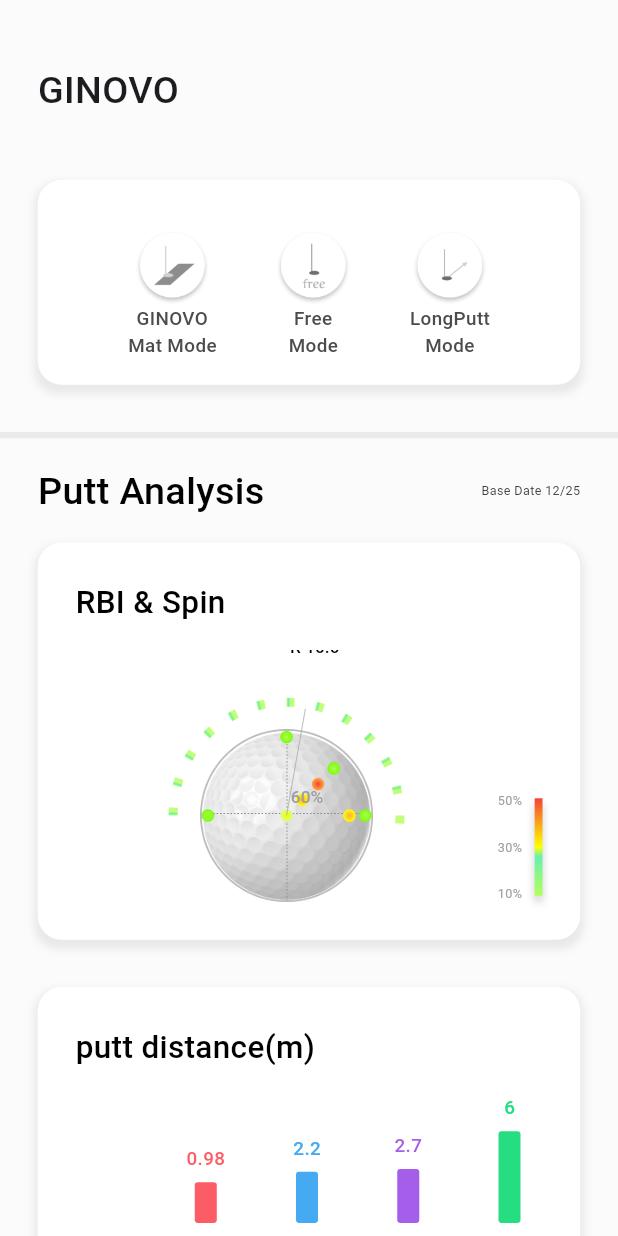
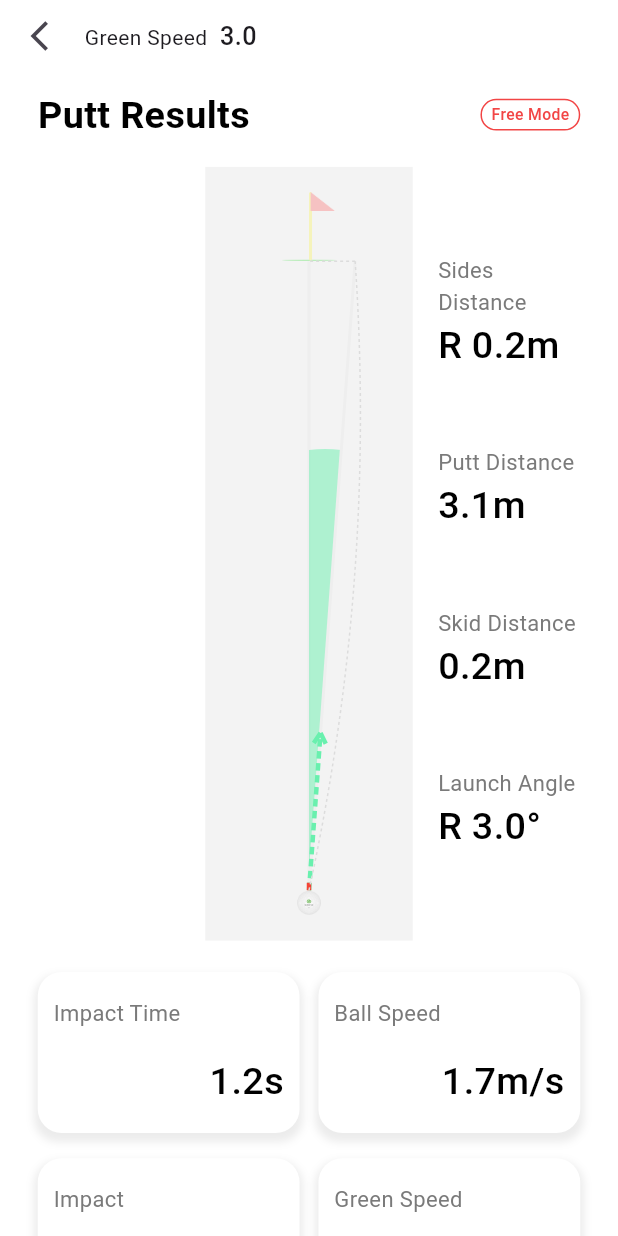
Before and after one commit to rkskdldl/ginovo_v2, a Flutter app: the screen it shows after launch, after a tap on an icon or button, on a phone screen of 412 x 824 dp. Run offline on Flutter 3.47's test engine with Material 3 defaults, Android fonts, the light colour scheme and no system bars; our stand-ins replace flutter_screenutil; missing offline and left inert: flutter_inappwebview; statements that could not run were skipped.

Commit message:
자유모드 페이지 및 기타 패널 파라미터화 완료

```diff
--- /dev/null
+++ b/lib/helper/free_calculator.dart
@@ -0,0 +1,38 @@
+
+import 'package:flutter_screenutil/flutter_screenutil.dart';
+import 'package:ginovo_result/helper/mat_calculator.dart';
+import 'package:vector_math/vector_math_64.dart';
+
+abstract class FreeCalculatorInterface{
+  //포인트 배열 변환
+  List<Vector2> translatePoints({required double height,required double width,required List<Vector2> points});
+  Vector2 calculatePos({ required double height,required double width, required Vector2 movedData});
+
+}
+
+
+class FreeCalculator implements FreeCalculatorInterface{
+  static FreeCalculator instance =  FreeCalculator();
+
+  static double convertWidth = 132;
+  // static double convertHeight = MatCalculator.convertHeight- 44.w;
+  static double convertHeight = 400;
+
+  @override
+  Vector2 calculatePos({required double height, required double width, required Vector2 movedData}) {
+    Vector2 transVector = Vector2((convertWidth/2) + movedData.x * (convertWidth/width),convertHeight - (movedData.y*(convertHeight/height)));
+    return Vector2(transVector.x.w, transVector.y.w);
+  }
+
+  @override
+  List<Vector2> translatePoints({required double height, required double width, required List<Vector2> points}) {
+    return points.map((e)=>calculatePos(height: height, width: width, movedData: e)).toList();
+  }
+
+
+
+
+
+
+
+}
--- a/lib/presentation/pages/home/home_page.dart
+++ b/lib/presentation/pages/home/home_page.dart
@@ -1,6 +1,7 @@
 import 'package:flutter/material.dart';
 import 'package:flutter_screenutil/flutter_screenutil.dart';
 import 'package:ginovo_result/main.dart';
+import 'package:ginovo_result/presentation/pages/result/free_result_page.dart';
 import 'package:ginovo_result/presentation/pages/result/mat_result_page.dart';
 import 'package:ginovo_result/presentation/widgets/ball_speed_panel.dart';
 import 'package:ginovo_result/presentation/widgets/data_panel.dart';
@@ -74,7 +75,26 @@
                     ));
                   },
                   freeModeOnClick: (){
-
+                    navigatorKey.currentState?.push(MaterialPageRoute(
+                        builder: (_)=>FreeResultPage(
+                          points: [vec.Vector2(0, 0), vec.Vector2(20,1200),],
+                          skidPoints: [vec.Vector2(0, 0), vec.Vector2(0,40),],
+                          greenSpeedTxt: '3.0',
+                          hittingTimeTxt: '1.2s',
+                          initialSpeedTxt: '1.7m/s',
+                          hittingAmountTxt: '0.04N',
+                          spinAxisAngle: -20,
+                          spinRPM: 300,
+                          hittingPos: Offset(-40, 10),
+                          spinType:  SpinType.top,
+                          putterLRAngle: 20.0,
+                          putterTBAngle: 15.0,
+                          gapDistanceTxt: "R 0.2m",
+                          puttingDistanceTxt: "3.1m",
+                          skidDistanceTxt: "0.2m",
+                          launchAngleTxt: "R 3.0°",
+                        )
+                    ));
                   },
                   longPuttOnClick: (){
                     navigatorKey.currentState?.push(MaterialPageRoute(
--- /dev/null
+++ b/lib/presentation/pages/result/free_result_page.dart
@@ -0,0 +1,208 @@
+import 'package:flutter/material.dart';
+import 'package:flutter_screenutil/flutter_screenutil.dart';
+import 'package:ginovo_result/helper/free_calculator.dart';
+import 'package:ginovo_result/helper/long_put_calculator.dart';
+import 'package:ginovo_result/presentation/widgets/free_mode_panel.dart';
+import 'package:ginovo_result/presentation/widgets/long_put_panel.dart';
+import 'package:ginovo_result/presentation/widgets/putter_panel.dart';
+import 'package:ginovo_result/presentation/widgets/rotation_panel.dart';
+import 'package:ginovo_result/presentation/widgets/web_3d_viewer.dart';
+import 'package:vector_math/vector_math_64.dart' as vec;
+import '../../../main.dart';
+import '../../widgets/data_panel.dart';
+class FreeResultPage extends StatefulWidget {
+  const FreeResultPage({
+    super.key,
+    required this.points,
+    required this.skidPoints,
+    required this.greenSpeedTxt,
+    required this.gapDistanceTxt,
+    required this.puttingDistanceTxt,
+    required this.skidDistanceTxt,
+    required this.launchAngleTxt,
+    required this.hittingTimeTxt,
+    required this.initialSpeedTxt,
+    required this.hittingAmountTxt,
+    required this.spinAxisAngle,
+    required this.spinRPM,
+    required this.hittingPos,
+    required this.spinType,
+    required this.putterLRAngle,
+    required this.putterTBAngle,
+  });
+  final List<vec.Vector2> points;
+  final List<vec.Vector2> skidPoints;
+  final String greenSpeedTxt;
+  final String gapDistanceTxt;
+  final String puttingDistanceTxt;
+  final String skidDistanceTxt;
+  final String launchAngleTxt;
+  final String hittingTimeTxt;
+  final String initialSpeedTxt;
+  final String hittingAmountTxt;
+  final double spinAxisAngle;
+  final int spinRPM;
+  final Offset hittingPos;
+  final SpinType spinType;
+  final double putterLRAngle;
+  final double putterTBAngle;
+  @override
+  State<FreeResultPage> createState() => _FreeResultPageState();
+}
+
+class _FreeResultPageState extends State<FreeResultPage> {
+  bool isTransPoints = false;
+  List<vec.Vector2> points = [];
+  List<vec.Vector2> skidPoints = [];
+
+  @override
+  void initState() {
+    WidgetsBinding.instance.addPostFrameCallback((e){
+      setState(() {
+        points =  FreeCalculator.instance.translatePoints(width: 90,height: widget.points.last.y, points: widget.points);
+        skidPoints =  FreeCalculator.instance.translatePoints(width: 90,height: widget.points.last.y, points: widget.skidPoints);
+        isTransPoints = true;
+      });
+    });
+    super.initState();
+  }
+
+  @override
+  Widget build(BuildContext context) {
+    return Scaffold(
+      backgroundColor: Colors.white,
+      body: SafeArea(
+        child: Container(
+          width: double.maxFinite,
+          height: double.maxFinite,
+          child: Column(
+            children: [
+              //#region 앱바 부분
+              Container(
+                child: Row(
+                  children: [
+                    SizedBox(width: 8.w,),
+                    IconButton(onPressed: (){
+                      navigatorKey.currentState?.pop();
+                    }, icon: Icon(Icons.arrow_back_ios)),
+                    Expanded(
+                      child: Row(
+                        crossAxisAlignment: CrossAxisAlignment.baseline,
+                        textBaseline: TextBaseline.alphabetic,
+                        children: [
+                          Text("Green Speed"),
+                          SizedBox(width: 8.w,),
+                          Align(
+                              alignment: Alignment.bottomRight,
+                              child: Text("${widget.greenSpeedTxt}",
+                                style: TextStyle(
+                                  fontWeight: FontWeight.w500,
+                                  fontSize: 16.sp,
+                                ),
+                              )),
+                          SizedBox(width: 25.w,),
+                        ],
+                      ),
+                    ),
+                  ],
+                ),
+              ),
+              //#endregion
+              Expanded(
+                child: Container(
+                  width: double.maxFinite,
+                  child: SingleChildScrollView(
+                    child: Column(
+                      children: [
+                        //#region Section 1
+                        Container(
+                          padding: EdgeInsets.symmetric(horizontal: 24.w),
+                          child: Column(
+                            children: [
+                              SizedBox(height: 10.w,),
+                              Row(
+                                children: [
+                                  Expanded(
+                                    child: Text("Putt Results",
+                                      style: TextStyle(
+                                        fontWeight: FontWeight.w600,
+                                        color: Colors.black,
+                                        fontSize: 24.sp,
+                                      ),
+                                    ),
+                                  ),
+                                  Container(
+                                    padding: EdgeInsets.symmetric(horizontal: 6.w,vertical: 2.w),
+                                    decoration: BoxDecoration(
+                                        borderRadius: BorderRadius.circular(10.w),
+                                        border: Border.all(color: Color(0xffF24545),)
+                                    ),
+                                    child: Text("Free Mode",
+                                      style: TextStyle(
+                                        color: Color(0xffF24545),
+                                        fontSize: 10.sp,
+                                        fontWeight: FontWeight.w500,
+                                      ),
+                                    ),
+                                  )
+                                ],
+                              ),
+                              SizedBox(height: 16.w,),
+                              //#region 매트 부분
+                              isTransPoints?
+                              FreePanel(
+                                points: points,
+                                skidPoints: skidPoints,
+                                gapDistanceTxt: widget.gapDistanceTxt,
+                                puttingDistanceTxt: widget.puttingDistanceTxt,
+                                skidDistanceTxt: widget.skidDistanceTxt,
+                                launchAngleTxt: widget.launchAngleTxt,
+                              ):Container(),
+                              //#endregion
+                              SizedBox(height: 20.w,),
+                              Row(
+                                children: [
+                                  Expanded(child: DataPanel(title: "Impact Time", value: "${widget.hittingTimeTxt}")),
+                                  SizedBox(width: 12.w,),
+                                  Expanded(child: DataPanel(title: "Ball Speed", value: "${widget.initialSpeedTxt}"))
+                                ],
+                              ),
+                              SizedBox(height: 16.w,),
+                              Row(
+                                children: [
+                                  Expanded(child: DataPanel(title: "Impact", value: "${widget.hittingAmountTxt}")),
+                                  SizedBox(width: 12.w,),
+                                  Expanded(child: DataPanel(title: "Green Speed", value: "${widget.greenSpeedTxt}"))
+                                ],
+                              ),
+                              SizedBox(height: 24.w,),
+                            ],
+                          ),
+                        ),
+                        //#endregion
+                        Container(
+                          color: const Color(0xffF0F0F0),
+                          width: double.maxFinite,
+                          height: 8.w,
+                        ),
+                        Container(
+                          padding: EdgeInsets.symmetric(horizontal: 24.w),
+                          child: Column(
+                            children: [
+                              RotationSection(spinAngle: widget.spinAxisAngle, spinRPM: widget.spinRPM, hitPoint: widget.hittingPos,spinType: widget.spinType,),
+                              PutterSection( topAngle:widget.putterLRAngle,sideAngle:widget.putterTBAngle),
+                            ],
+                          ),
+                        )
+                      ],
+                    ),
+                  ),
+                ),
+              ),
+            ],
+          ),
+        ),
+      ),
+    );
+  }
+}
--- /dev/null
+++ b/lib/presentation/widgets/free_mode_panel.dart
@@ -0,0 +1,248 @@
+import 'package:flutter/material.dart';
+import 'package:flutter_screenutil/flutter_screenutil.dart';
+import 'package:ginovo_result/helper/free_calculator.dart';
+import 'package:ginovo_result/helper/long_put_calculator.dart';
+import 'package:ginovo_result/presentation/widgets/growing_dashed_line.dart';
+import 'package:vector_math/vector_math_64.dart' as vec;
+
+import '../../helper/mat_calculator.dart';
+import 'dashed_line.dart';
+import 'long_put_panel.dart';
+
+class FreePanel extends StatefulWidget {
+  const FreePanel({
+    super.key,
+    required this.points,
+    required this.skidPoints,
+    required this.gapDistanceTxt,
+    required this.puttingDistanceTxt,
+    required this.skidDistanceTxt,
+    required this.launchAngleTxt
+  });
+  final List<vec.Vector2> points;
+  final List<vec.Vector2> skidPoints;
+  final String gapDistanceTxt;
+  final String puttingDistanceTxt;
+  final String skidDistanceTxt;
+  final String launchAngleTxt;
+  @override
+  State<FreePanel> createState() => _FreePanelState();
+}
+
+class _FreePanelState extends State<FreePanel> {
+  @override
+  Widget build(BuildContext context) {
+    return Column(
+      children: [
+        Row(
+          children: [
+            widget.points.first.x>widget.points.last.x?Captions():Spacer(),
+            Container(
+              color: Color(0xfff3f3f3),
+              padding: EdgeInsets.symmetric(vertical: 16.w),
+              child: Column(
+                children: [
+                  Stack(
+                    children: [
+                      Container(
+                          width: FreeCalculator.convertWidth.w,
+                          height: FreeCalculator.convertHeight.w+44.w,
+                          child: Column(
+                            children: [
+                              Image.asset('assets/image/long_put_rail.png',height: 44.w,),
+                              Expanded(
+                                child: Container(
+                                  color: Color(0xffEEEEEE),
+                                  width: 2.w,
+                                ),
+                              )
+                            ],
+                          )
+                      ),
+                      Positioned(
+                        left: 0,
+                        right: 0,
+                        bottom: 0,
+                        child : SizedBox(
+                            width: FreeCalculator.convertWidth.w,
+                            height: FreeCalculator.convertHeight.w,
+                            child: AnglePainterWidget(
+                                radiusFactor: 0.7,
+                                size: Size(FreeCalculator.convertWidth.w, FreeCalculator.convertHeight.w),
+                                center: widget.points.first,
+                                point1: vec.Vector2( widget.points.first.x, widget.points.last.y),
+                                point2: widget.points.last)),
+                      ),
+                      Positioned(
+                        left: 0,
+                        right: 0,
+                        bottom: 0,
+                        child: Container(
+                          height: FreeCalculator.convertHeight.w,
+                          child: CustomPaint(
+                              size: Size(FreeCalculator.convertWidth.w,FreeCalculator.convertHeight.w), // 캔버스 크기
+                              painter: LinePainter(
+                                  point1: Offset(widget.points.first.x, widget.points.first.y),
+                                  point2: Offset(widget.points.last.x,widget.points.last.y),
+                                  color: Color(0xffEEEEEE))
+                          ),
+                        ),
+                      ),
+                      Positioned(
+                        left: 0,
+                        right: 0,
+                        bottom: 0,
+                        child : SizedBox(
+                            width: FreeCalculator.convertWidth.w,
+                            height:FreeCalculator.convertHeight.w,
+                            child: SmoothGrowingDashedLine(points: widget.points,color: Colors.greenAccent,)),
+                      ),
+                      Positioned(
+                        left: 0,
+                        right: 0,
+                        bottom: 0,
+                        child : SizedBox(
+                            width: FreeCalculator.convertWidth.w,
+                            height:FreeCalculator.convertHeight.w,
+                            child: SmoothGrowingDashedLine(points: widget.skidPoints,color: Colors.red,isShowArrow: false,duration: Duration(seconds: 2),)),
+                      ),
+                      Positioned(
+                        left: 0,
+                        right: 0,
+                        bottom: 0,
+                        child : SizedBox(
+                            width: FreeCalculator.convertWidth.w,
+                            height:FreeCalculator.convertHeight.w,
+                            child: SmoothGrowingDashedLine(
+                              points: MatCalculator.instance.generateCurvePoints(startPoint: widget.points.first, endPoint: widget.points.last, isRight: widget.points.last.x<0),
+                              color: Color(0xffDCDCDC),
+                              isShowArrow: false,
+                              dashLength: 2,
+                              gapLength: 2,
+                              strokeWidth: 1,
+                              duration: Duration(seconds: 0),
+                            )),
+                      ),
+                      Positioned(
+                        left: 0,
+                        right: 0,
+                        bottom: 0,
+                        child : SizedBox(
+                            width: FreeCalculator.convertWidth.w,
+                            height:FreeCalculator.convertHeight.w,
+                            child: SmoothGrowingDashedLine(
+                              points: [widget.points.last,vec.Vector2(widget.points.first.x, widget.points.last.y)],
+                              color: Color(0xffDCDCDC),
+                              isShowArrow: false,
+                              dashLength: 2,
+                              gapLength: 2,
+                              strokeWidth: 1,
+                              duration: Duration(seconds: 0),
+                            )),
+                      ),
+                    ],
+                  ),
+                  Container(
+                      child: Image.asset("assets/image/ball_img.png",width: 16.w,)),
+                ],
+              ),
+            ),
+            widget.points.first.x>widget.points.last.x?Spacer():Captions(),
+
+          ],
+        ),
+      ],
+    );
+  }
+
+  Widget Captions(){
+    return Expanded(
+        child: Container(
+          height: FreeCalculator.convertHeight.w+76.w,
+          padding: EdgeInsets.only(left: 16.w),
+          child: Column(
+            mainAxisAlignment: MainAxisAlignment.spaceEvenly,
+            crossAxisAlignment: CrossAxisAlignment.start,
+            children: [
+              Column(
+                mainAxisSize: MainAxisSize.min,
+                crossAxisAlignment: CrossAxisAlignment.start,
+                children: [
+                  Text("Sides Distance",
+                    style: TextStyle(
+                      fontSize: 14.sp,
+                      color: Color(0xff7A7A7A),
+                    ),
+                  ),
+                  Text("${widget.gapDistanceTxt}",
+                    style: TextStyle(
+                        fontSize: 24.sp,
+                        color: Color(0xff000000),
+                        fontWeight: FontWeight.w500
+                    ),
+                  ),
+                ],
+              ),
+              Column(
+                crossAxisAlignment: CrossAxisAlignment.start,
+                mainAxisSize: MainAxisSize.min,
+                children: [
+                  Text("Putt Distance",
+                    style: TextStyle(
+                      fontSize: 14.sp,
+                      color: Color(0xff7A7A7A),
+                    ),
+                  ),
+                  Text("${widget.puttingDistanceTxt}",
+                    style: TextStyle(
+                        fontSize: 24.sp,
+                        color: Color(0xff000000),
+                        fontWeight: FontWeight.w500
+                    ),
+                  ),
+                ],
+              ),
+              Column(
+                crossAxisAlignment: CrossAxisAlignment.start,
+                mainAxisSize: MainAxisSize.min,
+                children: [
+                  Text("Skid Distance",
+                    style: TextStyle(
+                      fontSize: 14.sp,
+                      color: Color(0xff7A7A7A),
+                    ),
+                  ),
+                  Text("${widget.skidDistanceTxt}",
+                    style: TextStyle(
+                        fontSize: 24.sp,
+                        color: Color(0xff000000),
+                        fontWeight: FontWeight.w500
+                    ),
+                  ),
+                ],
+              ),
+              Column(
+                crossAxisAlignment: CrossAxisAlignment.start,
+                mainAxisSize: MainAxisSize.min,
+                children: [
+                  Text("Launch Angle",
+                    style: TextStyle(
+                      fontSize: 14.sp,
+                      color: Color(0xff7A7A7A),
+                    ),
+                  ),
+                  Text("${widget.launchAngleTxt}",
+                    style: TextStyle(
+                        fontSize: 24.sp,
+                        color: Color(0xff000000),
+                        fontWeight: FontWeight.w500
+                    ),
+                  ),
+                ],
+              ),
+            ],
+          ),
+        )
+    );
+  }
+}
--- a/lib/presentation/widgets/putt_distance_panel.dart
+++ b/lib/presentation/widgets/putt_distance_panel.dart
@@ -29,7 +29,7 @@
     return PanelContainer(
         titleWidget: Align(
           alignment: Alignment.centerLeft,
-          child: Text("putt distance(m)",
+          child: Text("Putt Distance(m)",
             style: TextStyle(
               fontSize: 20.sp,
               color: const Color(0xff000000),
--- a/lib/presentation/widgets/short_cut_button_panel.dart
+++ b/lib/presentation/widgets/short_cut_button_panel.dart
@@ -34,7 +34,7 @@
             children: [
               GestureDetector(
                 onTap: (){
-
+                  widget.matModeOnClick();
                 },
                 child: Column(
                   children: [
@@ -52,7 +52,7 @@
               ),
               GestureDetector(
                 onTap: (){
-
+                  widget.freeModeOnClick();
                 },
                 child: Column(
                   children: [
@@ -70,29 +70,7 @@
               ),
               GestureDetector(
                 onTap: (){
-                  navigatorKey.currentState?.push(
-                    MaterialPageRoute(
-                        builder: (_)=>LongPutResultPage(
-                          points: [vec.Vector2(0, 0), vec.Vector2(20,300),],
-                          skidPoints: [vec.Vector2(0, 0), vec.Vector2(0,40),],
-                          greenSpeedTxt: '3.0',
-                          targetDistance: 300,
-                          hittingTimeTxt: '1.2s',
-                          initialSpeedTxt: '1.7m/s',
-                          hittingAmountTxt: '0.04N',
-                          spinAxisAngle: -20,
-                          spinRPM: 1200,
-                          hittingPos: Offset(-40, 10),
-                          spinType:  SpinType.top,
-                          putterLRAngle: 20.0,
-                          putterTBAngle: 15.0,
-                          gapDistanceTxt: "R 0.2m",
-                          puttingDistanceTxt: "3.1m",
-                          skidDistanceTxt: "0.2m",
-                          launchAngleTxt: "R 3.0°",
-                        )
-                    ),
-                  );
+                    widget.longPuttOnClick();
                 },
                 child: Column(
                   children: [
```
